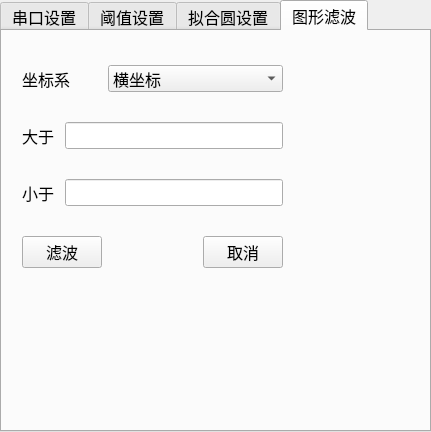
Before: the Qt Designer form setupwindow.ui in RoboticsKingWay/EMDetect, drawn with Qt 5.
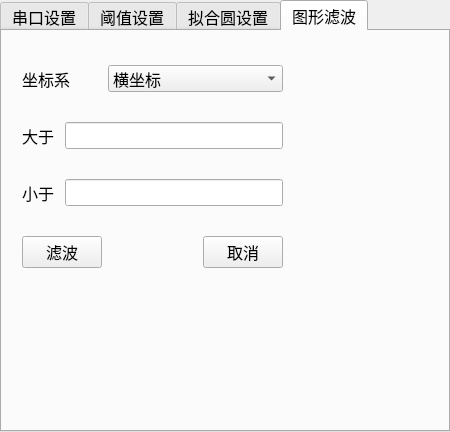
After: the same form once the commit is applied. Icons and pictures are not drawn.

```diff
--- a/setupwindow.ui
+++ b/setupwindow.ui
@@ -6,7 +6,7 @@
    <rect>
     <x>0</x>
     <y>0</y>
-    <width>431</width>
+    <width>450</width>
     <height>432</height>
    </rect>
   </property>
@@ -16,6 +16,12 @@
     <verstretch>0</verstretch>
    </sizepolicy>
   </property>
+  <property name="minimumSize">
+   <size>
+    <width>450</width>
+    <height>300</height>
+   </size>
+  </property>
   <property name="font">
    <font>
     <pointsize>12</pointsize>
@@ -566,6 +572,12 @@
    </widget>
   </widget>
   <widget class="QWidget" name="tab">
+   <property name="minimumSize">
+    <size>
+     <width>420</width>
+     <height>280</height>
+    </size>
+   </property>
    <attribute name="title">
     <string>图形滤波</string>
    </attribute>
```
